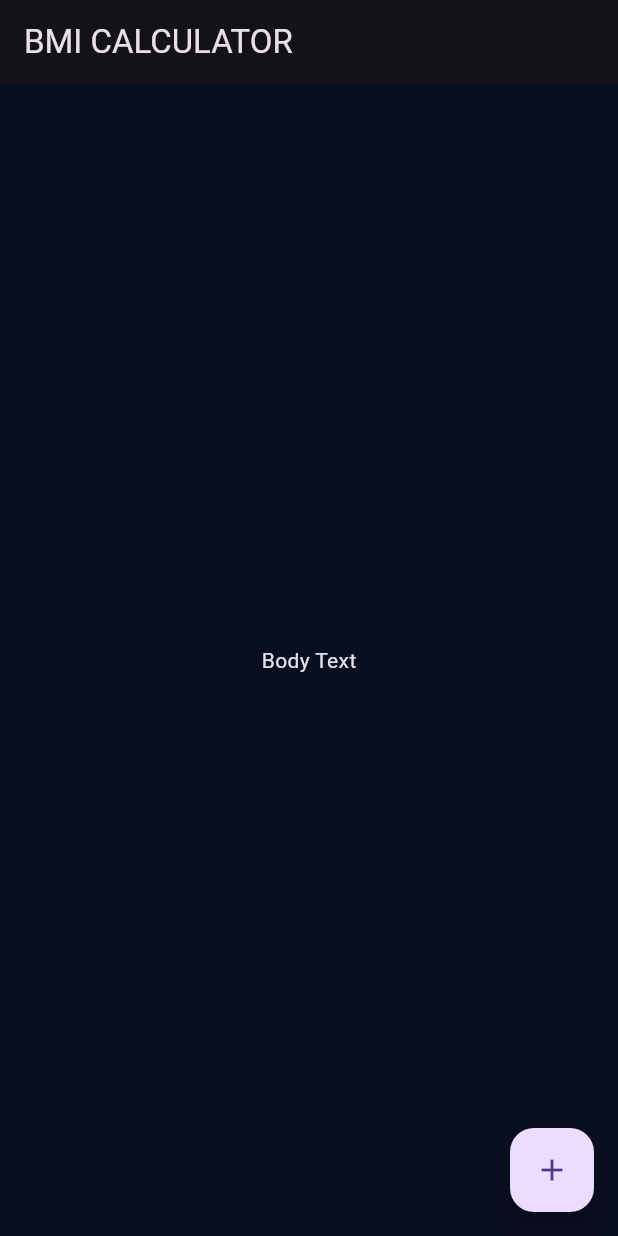
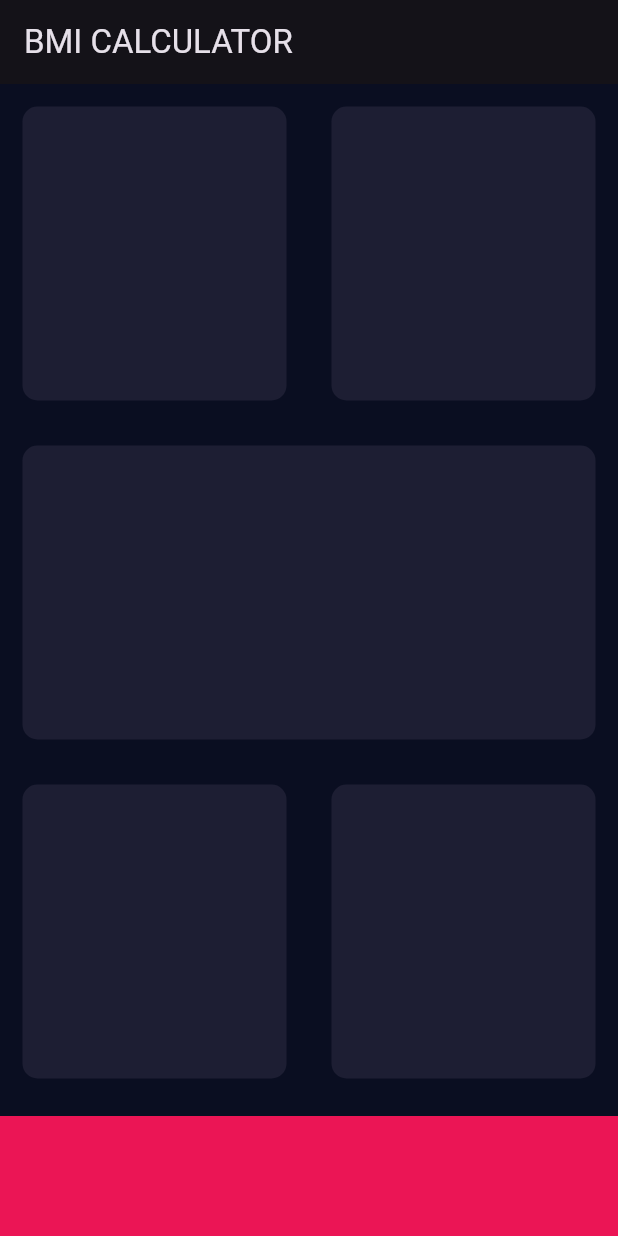
Before and after one commit to pawelmajchrzak/bmi_calculator_flutter, a Flutter app: the screen it shows after launch, on a phone screen of 412 x 824 dp. Run offline on Flutter 3.47's test engine with Material 3 defaults, Android fonts, the phone set to English and light mode, and no system bars.

Commit message:
creating grid of containers for this app and add colors

```diff
--- a/lib/input_page.dart
+++ b/lib/input_page.dart
@@ -1,4 +1,8 @@
 import 'package:flutter/material.dart';
+
+const bottomContainerHeight = 80.0;
+const colorOfWidgets = Color(0xFF1D1E33);
+const bottomColorOfWidgets = Color(0xFFEB1555);
 
 class InputPage extends StatefulWidget {
   @override
@@ -12,9 +16,59 @@ class _InputPageState extends State<InputPage> {
       appBar: AppBar(
         title: Text('BMI CALCULATOR'),
       ),
-      body: Center(
-        child: Text('Body Text'),
+      body: Column(
+        children: [
+          Expanded(
+            child: Row(
+              children: [
+                Expanded(
+                  child: ReusableCard(colorOfWidgets),
+                ),
+                Expanded(
+                  child: ReusableCard(colorOfWidgets),
+                ),
+              ],
+            ),
+          ),
+          Expanded(
+            child: ReusableCard(colorOfWidgets),
+          ),
+          Expanded(
+            child: Row(
+              children: [
+                Expanded(
+                  child: ReusableCard(colorOfWidgets),
+                ),
+                Expanded(
+                  child: ReusableCard(colorOfWidgets),
+                ),
+              ],
+            ),),
+          Container(
+            color: bottomColorOfWidgets,
+            margin: EdgeInsets.only(top: 10.0),
+            width: double.infinity,
+            height: bottomContainerHeight,
+          )
+        ],
       ),
     );
   }
 }
+
+class ReusableCard extends StatelessWidget {
+  ReusableCard(this.colour);
+
+  final Color colour;
+
+  @override
+  Widget build(BuildContext context) {
+    return Container(
+      margin: EdgeInsets.all(15.0),
+      decoration: BoxDecoration(
+        color: colour,
+        borderRadius: BorderRadius.circular(10.0),
+      ),
+    );
+  }
+}
--- a/lib/main.dart
+++ b/lib/main.dart
@@ -8,36 +8,10 @@ class BMICalculator extends StatelessWidget {
   Widget build(BuildContext context) {
     return MaterialApp(
       theme: ThemeData.dark().copyWith(
-        primaryColor: Color(0xFFA0E21),
+        primaryColor: Color(0xFF0A0E21),
         scaffoldBackgroundColor: Color(0xFF0A0E21),
       ),
       home: InputPage(),
     );
   }
 }
-
-class InputPage extends StatefulWidget {
-  @override
-  _InputPageState createState() => _InputPageState();
-}
-
-class _InputPageState extends State<InputPage> {
-  @override
-  Widget build(BuildContext context) {
-    return Scaffold(
-      appBar: AppBar(
-        title: Text('BMI CALCULATOR'),
-      ),
-      body: Center(
-        child: Text('Body Text'),
-      ),
-      floatingActionButton: Theme(
-        data: ThemeData.light(),
-        child: FloatingActionButton(
-          onPressed: () {  },
-          child: Icon(Icons.add),
-        ),
-      ),
-    );
-  }
-}
```
